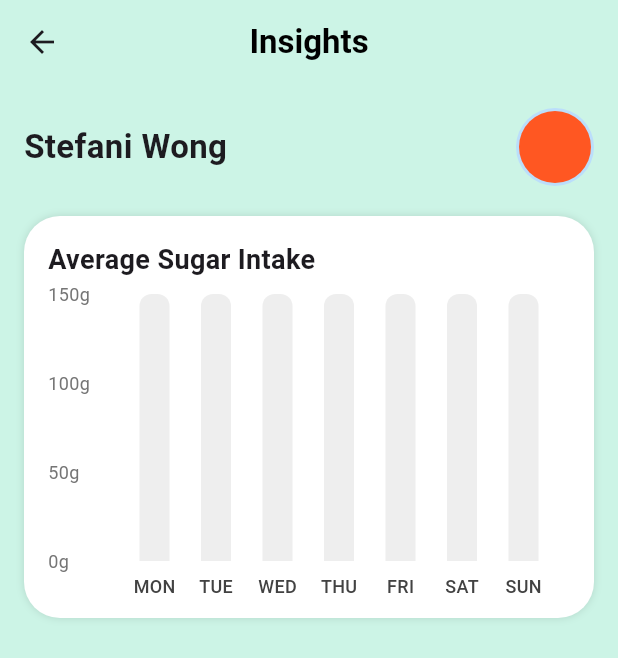
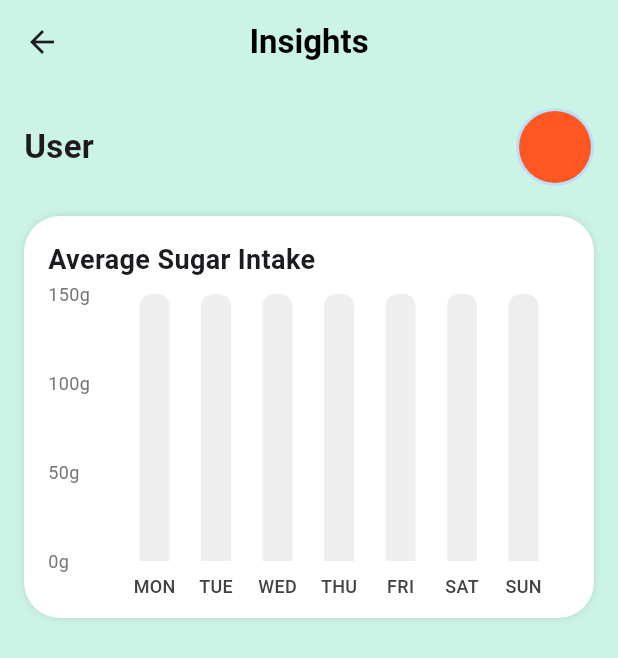
Before and after one commit to Danirug/Sugar_Sync, a Flutter app: the InsightsScreen screen opened by its route, on a phone screen of 412 x 824 dp. Shown: the top 658 px of the screen. Run offline on Flutter 3.47's test engine with Material 3 defaults, Android fonts, the light colour scheme and no system bars; drawn by our look-alikes of fl_chart; our stand-ins replace cloud_firestore, firebase_auth, firebase_core; missing offline and left inert: openfoodfacts; accounts and stored records are empty.

Commit message:
Update Insights_Screen.dart

```diff
--- a/lib/Dashboard_Screens/Insights_Screen.dart
+++ b/lib/Dashboard_Screens/Insights_Screen.dart
@@ -14,6 +14,8 @@
   Map<String, double> _dailySugar = {}; // Store daily sugar data (e.g., {"2025-03-26": 20.0})
   List<double> _weeklySugarList = List.filled(7, 0.0); // Aggregated weekly sugar (Mon-Sun)
   double? _targetSugar;
+  String _firstName = "User";
+  String _lastName = "";
 
   @override
   void initState() {
@@ -31,6 +33,8 @@
         setState(() {
           _dailySugar = Map<String, double>.from(data['dailySugar'] ?? {});
           _targetSugar = data['targetSugar']?.toDouble();
+          _firstName = data['firstName'] ?? "User";
+          _lastName = data['lastName'] ?? "";
           _aggregateWeeklySugar(); // Aggregate daily data into weekly format
         });
       }
@@ -78,7 +82,7 @@
               mainAxisAlignment: MainAxisAlignment.spaceBetween,
               children: [
                 Text(
-                  "Stefani Wong",
+                  "$_firstName $_lastName",
                   style: TextStyle(fontSize: 22, fontWeight: FontWeight.bold),
                 ),
                 CircleAvatar(
```
